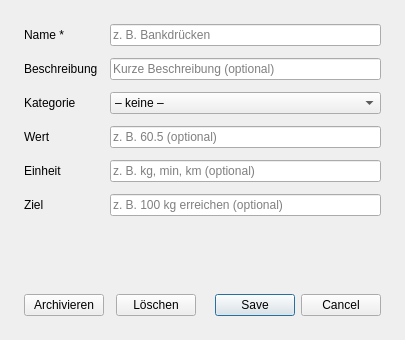
Before: the Qt Designer form resources/exercise_dialog.ui in ItsDylan255/Skillbase, drawn with Qt 5.
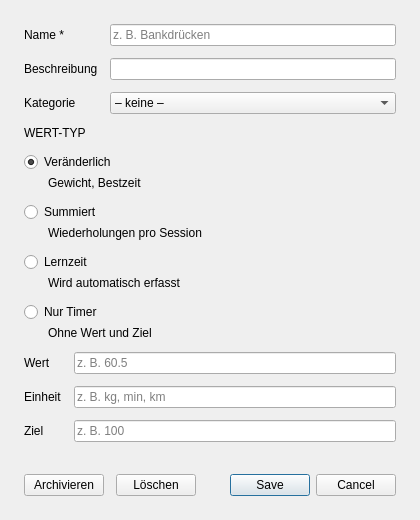
After: the same form once the commit is applied.

Commit message: feat: add four value modes for exercises (progress, cumulative, time, timer_only)

The edit to the form file:
```diff
--- a/resources/exercise_dialog.ui
+++ b/resources/exercise_dialog.ui
@@ -6,8 +6,8 @@
    <rect>
     <x>0</x>
     <y>0</y>
-    <width>400</width>
-    <height>340</height>
+    <width>420</width>
+    <height>520</height>
    </rect>
   </property>
   <property name="windowTitle">
@@ -59,11 +59,7 @@
       </widget>
      </item>
      <item row="1" column="1">
-      <widget class="QLineEdit" name="descriptionLineEdit">
-       <property name="placeholderText">
-        <string>Kurze Beschreibung (optional)</string>
-       </property>
-      </widget>
+      <widget class="QLineEdit" name="descriptionLineEdit"/>
      </item>
      <item row="2" column="0">
       <widget class="QLabel" name="categoryLabel">
@@ -81,45 +77,168 @@
        </item>
       </widget>
      </item>
-     <item row="3" column="0">
+    </layout>
+   </item>
+   <item>
+    <widget class="QLabel" name="valueTypeSectionLabel">
+     <property name="text">
+      <string>WERT-TYP</string>
+     </property>
+    </widget>
+   </item>
+   <item>
+    <layout class="QVBoxLayout" name="valueModeLayout">
+     <property name="spacing">
+      <number>12</number>
+     </property>
+     <item>
+      <layout class="QVBoxLayout" name="valueModeProgressLayout">
+       <property name="spacing">
+        <number>4</number>
+       </property>
+       <item>
+        <widget class="QRadioButton" name="valueModeProgressButton">
+         <property name="text">
+          <string>Veränderlich</string>
+         </property>
+         <property name="checked">
+          <bool>true</bool>
+         </property>
+        </widget>
+       </item>
+       <item>
+        <widget class="QLabel" name="valueModeProgressHint">
+         <property name="text">
+          <string>Gewicht, Bestzeit</string>
+         </property>
+         <property name="indent">
+          <number>24</number>
+         </property>
+        </widget>
+       </item>
+      </layout>
+     </item>
+     <item>
+      <layout class="QVBoxLayout" name="valueModeCumulativeLayout">
+       <property name="spacing">
+        <number>4</number>
+       </property>
+       <item>
+        <widget class="QRadioButton" name="valueModeCumulativeButton">
+         <property name="text">
+          <string>Summiert</string>
+         </property>
+        </widget>
+       </item>
+       <item>
+        <widget class="QLabel" name="valueModeCumulativeHint">
+         <property name="text">
+          <string>Wiederholungen pro Session</string>
+         </property>
+         <property name="indent">
+          <number>24</number>
+         </property>
+        </widget>
+       </item>
+      </layout>
+     </item>
+     <item>
+      <layout class="QVBoxLayout" name="valueModeTimeLayout">
+       <property name="spacing">
+        <number>4</number>
+       </property>
+       <item>
+        <widget class="QRadioButton" name="valueModeTimeButton">
+         <property name="text">
+          <string>Lernzeit</string>
+         </property>
+        </widget>
+       </item>
+       <item>
+        <widget class="QLabel" name="valueModeTimeHint">
+         <property name="text">
+          <string>Wird automatisch erfasst</string>
+         </property>
+         <property name="indent">
+          <number>24</number>
+         </property>
+        </widget>
+       </item>
+      </layout>
+     </item>
+     <item>
+      <layout class="QVBoxLayout" name="valueModeTimerOnlyLayout">
+       <property name="spacing">
+        <number>4</number>
+       </property>
+       <item>
+        <widget class="QRadioButton" name="valueModeTimerOnlyButton">
+         <property name="text">
+          <string>Nur Timer</string>
+         </property>
+        </widget>
+       </item>
+       <item>
+        <widget class="QLabel" name="valueModeTimerOnlyHint">
+         <property name="text">
+          <string>Ohne Wert und Ziel</string>
+         </property>
+         <property name="indent">
+          <number>24</number>
+         </property>
+        </widget>
+       </item>
+      </layout>
+     </item>
+    </layout>
+   </item>
+   <item>
+    <layout class="QFormLayout" name="valueFormLayout">
+     <property name="horizontalSpacing">
+      <number>12</number>
+     </property>
+     <property name="verticalSpacing">
+      <number>12</number>
+     </property>
+     <item row="0" column="0">
       <widget class="QLabel" name="valueLabel">
        <property name="text">
         <string>Wert</string>
        </property>
       </widget>
      </item>
-     <item row="3" column="1">
+     <item row="0" column="1">
       <widget class="QLineEdit" name="valueLineEdit">
        <property name="placeholderText">
-        <string>z. B. 60.5 (optional)</string>
+        <string>z. B. 60.5</string>
        </property>
       </widget>
      </item>
-     <item row="4" column="0">
+     <item row="1" column="0">
       <widget class="QLabel" name="unitLabel">
        <property name="text">
         <string>Einheit</string>
        </property>
       </widget>
      </item>
-     <item row="4" column="1">
+     <item row="1" column="1">
       <widget class="QLineEdit" name="unitLineEdit">
        <property name="placeholderText">
-        <string>z. B. kg, min, km (optional)</string>
+        <string>z. B. kg, min, km</string>
        </property>
       </widget>
      </item>
-     <item row="5" column="0">
+     <item row="2" column="0">
       <widget class="QLabel" name="goalLabel">
        <property name="text">
         <string>Ziel</string>
        </property>
       </widget>
      </item>
-     <item row="5" column="1">
+     <item row="2" column="1">
       <widget class="QLineEdit" name="goalLineEdit">
        <property name="placeholderText">
-        <string>z. B. 100 kg erreichen (optional)</string>
+        <string>z. B. 100</string>
        </property>
       </widget>
      </item>
```
Left out of the diff: 25 changed lines with no effect on the pictures. The commit also changes 25 other files.
